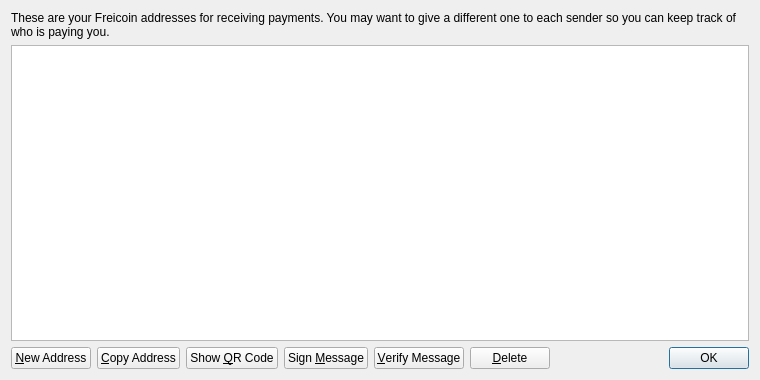
The window that src/qt/forms/addressbookpage.ui (crypto-mint/ceuro) describes before a commit, drawn with Qt 5.
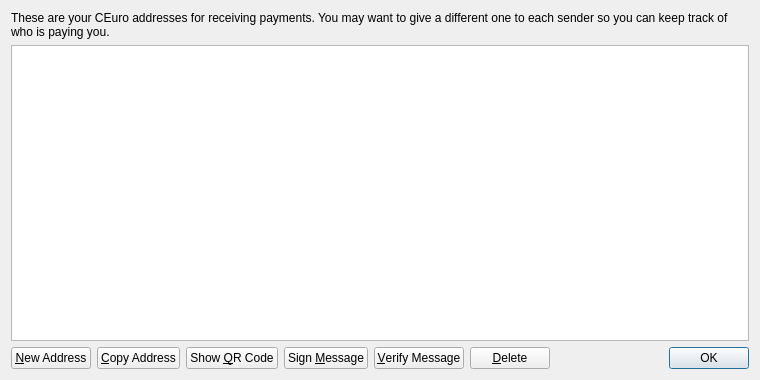
The same window after the commit. Icons and pictures are not drawn.

```diff
--- a/src/qt/forms/addressbookpage.ui
+++ b/src/qt/forms/addressbookpage.ui
@@ -17,7 +17,7 @@
    <item>
     <widget class="QLabel" name="labelExplanation">
      <property name="text">
-      <string>These are your Freicoin addresses for receiving payments. You may want to give a different one to each sender so you can keep track of who is paying you.</string>
+      <string>These are your CEuro addresses for receiving payments. You may want to give a different one to each sender so you can keep track of who is paying you.</string>
      </property>
      <property name="textFormat">
       <enum>Qt::PlainText</enum>
```
Left out of the diff: 18 changed lines with no effect on the pictures.
